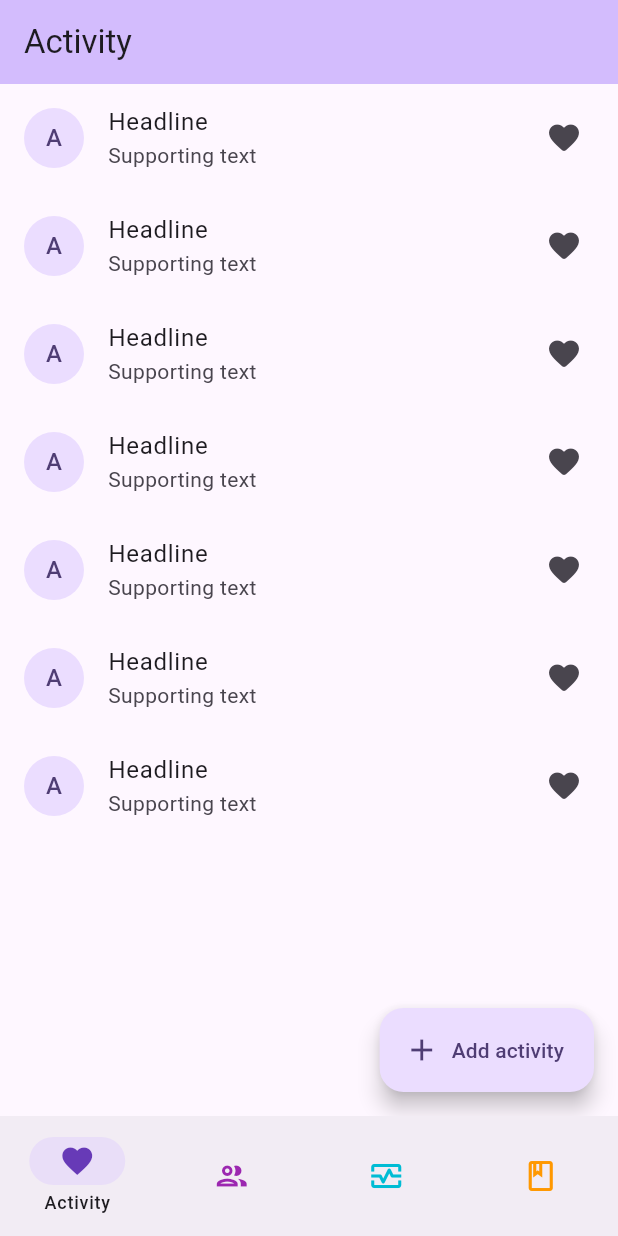
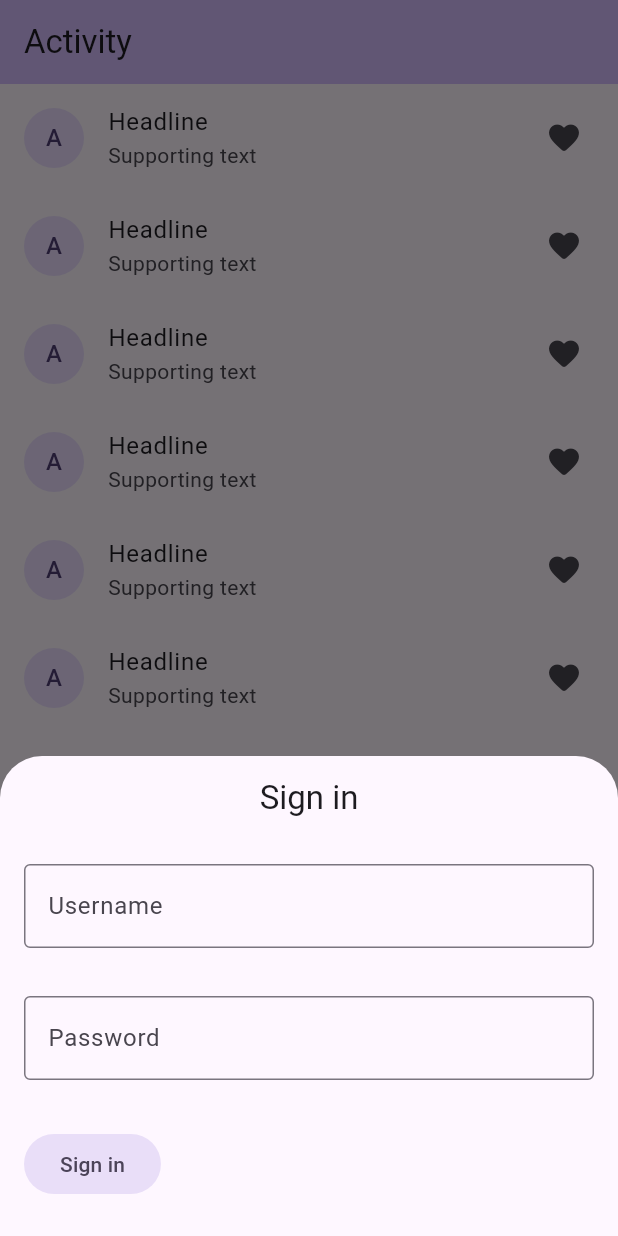
Before and after one commit to endworks/lovelust, a Flutter app: the screen it shows after launch, on a phone screen of 412 x 824 dp. Run offline on Flutter 3.47's test engine with Material 2 defaults, Android fonts, the phone set to English and light mode, and no system bars; our stand-ins replace flutter_secure_storage.

Commit message:
login modal

```diff
--- /dev/null
+++ b/lib/forms/login_form.dart
@@ -0,0 +1,77 @@
+import 'package:flutter/material.dart';
+
+class LoginForm extends StatefulWidget {
+  const LoginForm({super.key});
+
+  @override
+  State<LoginForm> createState() => _LoginFormState();
+}
+
+class _LoginFormState extends State<LoginForm> {
+  final GlobalKey<FormState> formKey = GlobalKey<FormState>();
+  final usernameController = TextEditingController();
+  final passwordController = TextEditingController();
+
+  void submit() {
+    if (formKey.currentState!.validate()) {
+      bool valid = usernameController.value.text.isNotEmpty &&
+          passwordController.value.text.isNotEmpty;
+      if (valid) {
+        signIn();
+      }
+    }
+  }
+
+  void signIn() {
+    print('signIn');
+    Navigator.pop(context);
+  }
+
+  @override
+  void dispose() {
+    usernameController.dispose();
+    passwordController.dispose();
+    super.dispose();
+  }
+
+  @override
+  Widget build(BuildContext context) {
+    return Form(
+      key: formKey,
+      child: Column(
+        crossAxisAlignment: CrossAxisAlignment.start,
+        children: <Widget>[
+          Padding(
+            padding: const EdgeInsets.symmetric(vertical: 16.0),
+            child: TextField(
+              controller: usernameController,
+              obscureText: true,
+              decoration: const InputDecoration(
+                border: OutlineInputBorder(),
+                labelText: 'Username',
+              ),
+            ),
+          ),
+          Padding(
+            padding: const EdgeInsets.symmetric(vertical: 16.0),
+            child: TextField(
+              controller: passwordController,
+              obscureText: true,
+              decoration: const InputDecoration(
+                border: OutlineInputBorder(),
+                labelText: 'Password',
+              ),
+            ),
+          ),
+          Padding(
+            padding: const EdgeInsets.symmetric(vertical: 16.0),
+            child: FilledButton.tonal(
+              onPressed: signIn,
+              child: const Text('Sign in'),
+            ),
+          ),
+        ],
+      ),
+    );
+  }
+}
--- a/lib/home.dart
+++ b/lib/home.dart
@@ -1,5 +1,7 @@
 import 'package:flutter/material.dart';
+import 'package:flutter_secure_storage/flutter_secure_storage.dart';
 import 'package:lovelust/models/destination.dart';
+import 'package:lovelust/screens/login.dart';
 
 class HomePage extends StatefulWidget {
   const HomePage({super.key});
@@ -10,6 +12,28 @@ class HomePage extends StatefulWidget {
 
 class _HomePageState extends State<HomePage>
     with TickerProviderStateMixin<HomePage> {
+  final storage = const FlutterSecureStorage();
+  bool authenticated = false;
+  String? accessToken;
+
+  Future<void> readAuthentication() async {
+    accessToken = await storage.read(key: 'access_token');
+    if (accessToken == null) {
+      redirectToLogin();
+    }
+  }
+
+  redirectToLogin() {
+    showModalBottomSheet<void>(
+        context: context,
+        enableDrag: false,
+        isDismissible: false,
+        useRootNavigator: true,
+        clipBehavior: Clip.antiAliasWithSaveLayer,
+        builder: (BuildContext context) =>
+            const SizedBox(height: 320, child: LoginPage()));
+  }
+
   static const List<Destination> allDestinations = <Destination>[
     Destination(0, 'Activity', Icons.favorite_border_outlined, Icons.favorite,
         Colors.deepPurple),
@@ -40,6 +64,7 @@ class _HomePageState extends State<HomePage>
   @override
   void initState() {
     super.initState();
+    readAuthentication();
     navigatorKeys = List<GlobalKey<NavigatorState>>.generate(
         allDestinations.length, (int index) => GlobalKey()).toList();
     destinationFaders = List<AnimationController>.generate(
--- /dev/null
+++ b/lib/screens/login.dart
@@ -0,0 +1,27 @@
+import 'package:flutter/material.dart';
+
+import '../forms/login_form.dart';
+
+class LoginPage extends StatefulWidget {
+  const LoginPage({super.key});
+
+  @override
+  State<LoginPage> createState() => _LoginPageState();
+}
+
+class _LoginPageState extends State<LoginPage> {
+  @override
+  Widget build(BuildContext context) {
+    return Scaffold(
+      appBar: AppBar(
+        title: const Text('Sign in'),
+        automaticallyImplyLeading: false,
+        centerTitle: true,
+      ),
+      body: const Padding(
+        padding: EdgeInsets.symmetric(horizontal: 16.0),
+        child: LoginForm(),
+      ),
+    );
+  }
+}
```
Also changed, not shown: 3 other files.
